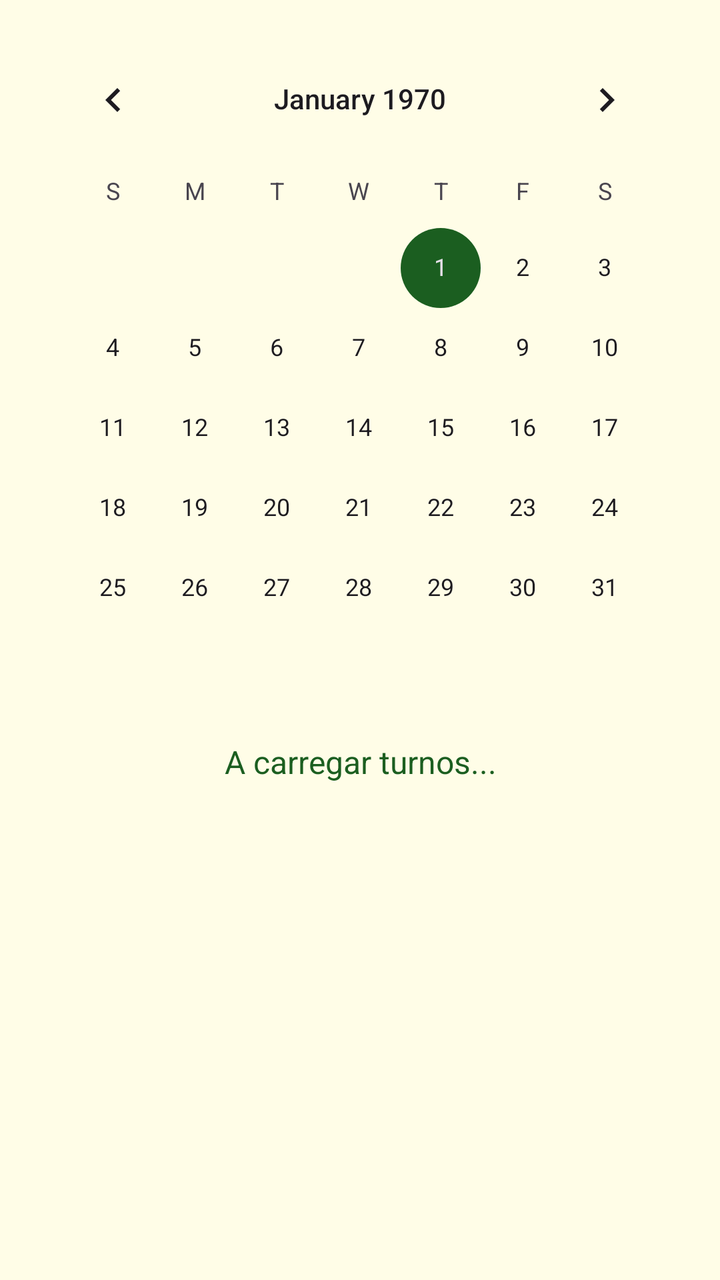
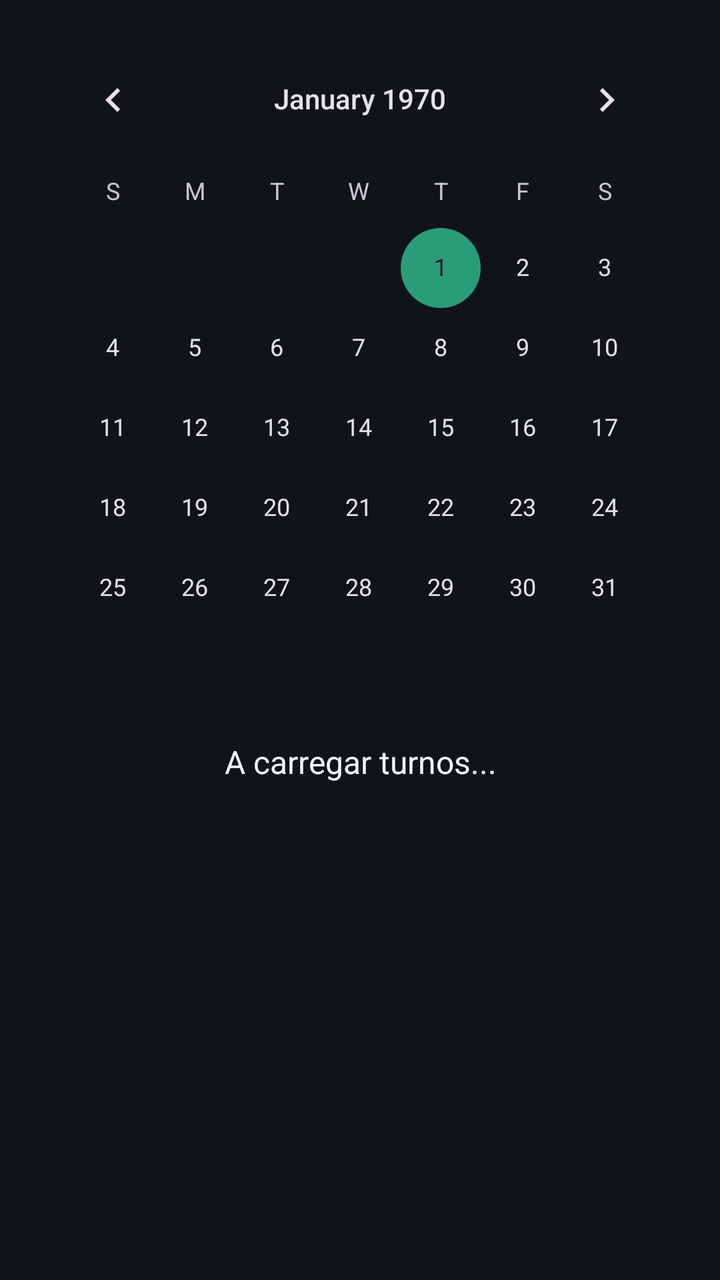

Compare the two renders of this Android layout. The source of the first and the diff that turns it into the second are given below.
<!-- AndroidManifest.xml: application theme Theme.PrimeiraApp -->
<!-- res/layout/activity_schedule_page.xml -->
<?xml version="1.0" encoding="utf-8"?>
<LinearLayout xmlns:android="http://schemas.android.com/apk/res/android"
    xmlns:tools="http://schemas.android.com/tools"
    android:id="@+id/main"
    android:layout_width="match_parent"
    android:layout_height="match_parent"
    android:gravity="center_horizontal"
    android:orientation="vertical"
    android:padding="16dp"
    tools:context=".SchedulePage">

    <CalendarView
        android:id="@+id/scheduleCalendar"
        android:layout_width="wrap_content"
        android:layout_height="wrap_content" />

    <TextView
        android:id="@+id/shiftResults"
        android:layout_width="match_parent"
        android:layout_height="wrap_content"
        android:layout_marginTop="16dp"
        android:gravity="center"
        android:text="A carregar turnos..."
        android:textColor="@color/text_primary"
        android:textSize="16sp" />

</LinearLayout>
<!-- resources referenced by this layout -->
<resources>
  <color name="text_primary">#1B5E20</color>
  <style name="Theme.PrimeiraApp" parent="Base.Theme.PrimeiraApp" />
  <style name="Base.Theme.PrimeiraApp" parent="Theme.Material3.DayNight.NoActionBar">
          <item name="colorPrimary">@color/primary</item>
          <item name="colorOnPrimary">@color/on_primary</item>
          <item name="colorPrimaryContainer">@color/primary_container</item>
          <item name="colorSecondary">@color/secondary</item>
          <item name="colorOnSecondary">@color/on_secondary</item>
          <item name="android:statusBarColor">@color/secondary</item>
          <item name="android:windowBackground">@color/background</item>
      </style>
  <color name="primary">#F5C518</color>
  <color name="on_primary">#1B5E20</color>
  <color name="primary_container">#FFFDE7</color>
  <color name="secondary">#1B5E20</color>
  <color name="on_secondary">#FFFFFF</color>
  <color name="background">#FFFDE7</color>
</resources>

<!-- the commit's change to res/layout/activity_schedule_page.xml (unified diff, before → after) -->
@@ -4,6 +4,7 @@
     android:id="@+id/main"
     android:layout_width="match_parent"
     android:layout_height="match_parent"
+    android:background="@color/background"
     android:gravity="center_horizontal"
     android:orientation="vertical"
     android:padding="16dp"
<!-- resource entries referenced after the edit -->
@@ -1,21 +1,29 @@
 <!-- resources referenced by this layout -->
 <resources>
-  <color name="text_primary">#1B5E20</color>
+  <color name="text_primary">#F2F4F7</color>
   <style name="Theme.PrimeiraApp" parent="Base.Theme.PrimeiraApp" />
-  <style name="Base.Theme.PrimeiraApp" parent="Theme.Material3.DayNight.NoActionBar">
+  <style name="Base.Theme.PrimeiraApp" parent="Theme.Material3.Dark.NoActionBar">
           <item name="colorPrimary">@color/primary</item>
           <item name="colorOnPrimary">@color/on_primary</item>
           <item name="colorPrimaryContainer">@color/primary_container</item>
           <item name="colorSecondary">@color/secondary</item>
           <item name="colorOnSecondary">@color/on_secondary</item>
-          <item name="android:statusBarColor">@color/secondary</item>
+          <item name="colorSurface">@color/surface</item>
+          <item name="colorSurfaceVariant">@color/card_stroke</item>
+          <item name="colorError">@color/error</item>
+          <item name="android:statusBarColor">@color/background</item>
+          <item name="android:navigationBarColor">@color/background</item>
+          <item name="android:windowLightStatusBar">false</item>
           <item name="android:windowBackground">@color/background</item>
       </style>
   <color name="primary">#F5C518</color>
-  <color name="on_primary">#1B5E20</color>
-  <color name="primary_container">#FFFDE7</color>
-  <color name="secondary">#1B5E20</color>
-  <color name="on_secondary">#FFFFFF</color>
-  <color name="background">#FFFDE7</color>
+  <color name="on_primary">#17130A</color>
+  <color name="primary_container">#3B3210</color>
+  <color name="secondary">#2A9D78</color>
+  <color name="on_secondary">#071A14</color>
+  <color name="surface">#1A2027</color>
+  <color name="card_stroke">#34404C</color>
+  <color name="error">#FF6B6B</color>
+  <color name="background">#101418</color>
 </resources>
 
